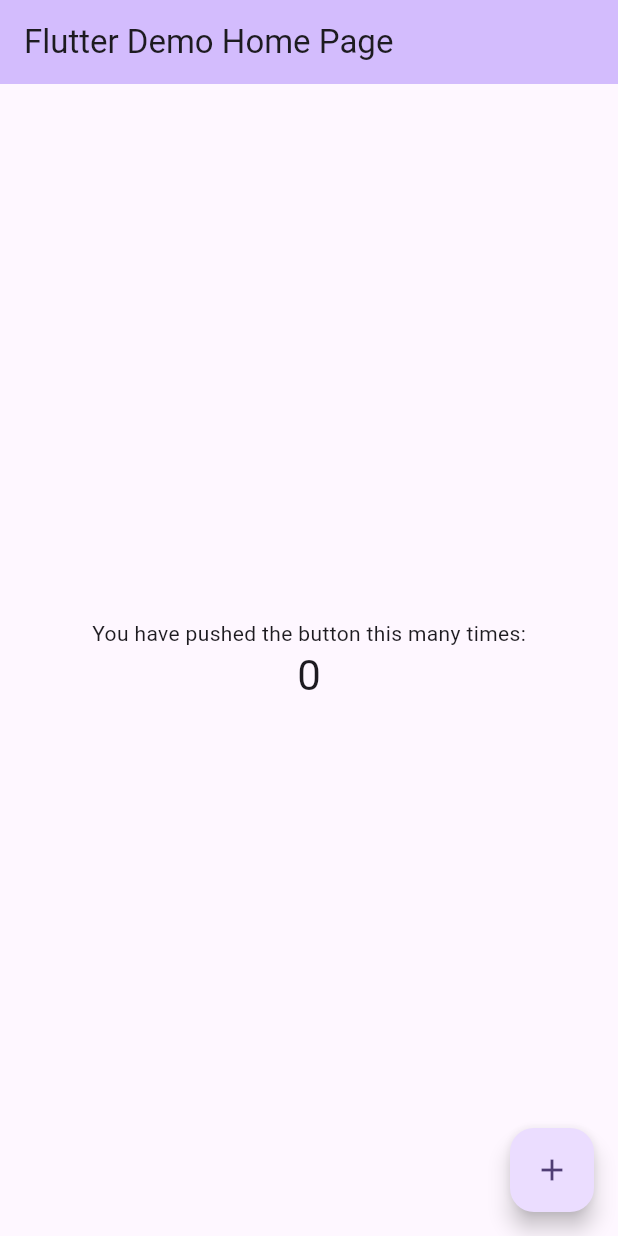
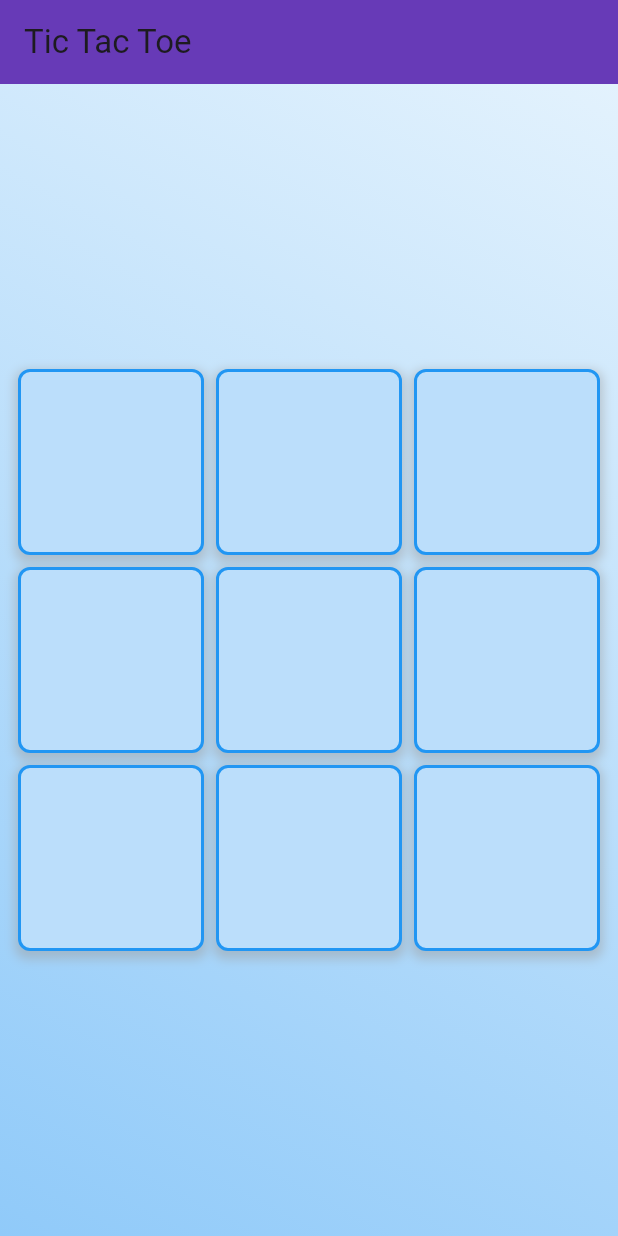
Before and after one commit to Camilleri-Nathan/Tic-Tac-Toe-Flutter, a Flutter app: the screen it shows after launch, on a phone screen of 412 x 824 dp. Run offline on Flutter 3.47's test engine with Material 3 defaults, Android fonts, the phone set to English and light mode, and no system bars.

Commit message:
First User Interface
- Basic template modified.
- Added the Game Grid to the centre of the screen.
- First main background added.
- Added app bar background for testing.
- Added game_screen.dart.
- Added game_board.dart.
- Remove the Template unit test.

```diff
--- a/lib/main.dart
+++ b/lib/main.dart
@@ -1,125 +1,21 @@
 import 'package:flutter/material.dart';
+import 'package:tic_tac_toe_flutter/presentation/screens/game_screen.dart';
 
 void main() {
-  runApp(const MyApp());
+  runApp(const TicTacToeApp());
 }
 
-class MyApp extends StatelessWidget {
-  const MyApp({super.key});
+class TicTacToeApp extends StatelessWidget {
+  const TicTacToeApp({super.key});
 
-  // This widget is the root of your application.
   @override
   Widget build(BuildContext context) {
     return MaterialApp(
-      title: 'Flutter Demo',
+      title: 'Tic Tac Toe',
       theme: ThemeData(
-        // This is the theme of your application.
-        //
-        // TRY THIS: Try running your application with "flutter run". You'll see
-        // the application has a purple toolbar. Then, without quitting the app,
-        // try changing the seedColor in the colorScheme below to Colors.green
-        // and then invoke "hot reload" (save your changes or press the "hot
-        // reload" button in a Flutter-supported IDE, or press "r" if you used
-        // the command line to start the app).
-        //
-        // Notice that the counter didn't reset back to zero; the application
-        // state is not lost during the reload. To reset the state, use hot
-        // restart instead.
-        //
-        // This works for code too, not just values: Most code changes can be
-        // tested with just a hot reload.
-        colorScheme: ColorScheme.fromSeed(seedColor: Colors.deepPurple),
-        useMaterial3: true,
+        primarySwatch: Colors.blue,
       ),
-      home: const MyHomePage(title: 'Flutter Demo Home Page'),
+      home: const GameScreen(),
     );
   }
 }
-
-class MyHomePage extends StatefulWidget {
-  const MyHomePage({super.key, required this.title});
-
-  // This widget is the home page of your application. It is stateful, meaning
-  // that it has a State object (defined below) that contains fields that affect
-  // how it looks.
-
-  // This class is the configuration for the state. It holds the values (in this
-  // case the title) provided by the parent (in this case the App widget) and
-  // used by the build method of the State. Fields in a Widget subclass are
-  // always marked "final".
-
-  final String title;
-
-  @override
-  State<MyHomePage> createState() => _MyHomePageState();
-}
-
-class _MyHomePageState extends State<MyHomePage> {
-  int _counter = 0;
-
-  void _incrementCounter() {
-    setState(() {
-      // This call to setState tells the Flutter framework that something has
-      // changed in this State, which causes it to rerun the build method below
-      // so that the display can reflect the updated values. If we changed
-      // _counter without calling setState(), then the build method would not be
-      // called again, and so nothing would appear to happen.
-      _counter++;
-    });
-  }
-
-  @override
-  Widget build(BuildContext context) {
-    // This method is rerun every time setState is called, for instance as done
-    // by the _incrementCounter method above.
-    //
-    // The Flutter framework has been optimized to make rerunning build methods
-    // fast, so that you can just rebuild anything that needs updating rather
-    // than having to individually change instances of widgets.
-    return Scaffold(
-      appBar: AppBar(
-        // TRY THIS: Try changing the color here to a specific color (to
-        // Colors.amber, perhaps?) and trigger a hot reload to see the AppBar
-        // change color while the other colors stay the same.
-        backgroundColor: Theme.of(context).colorScheme.inversePrimary,
-        // Here we take the value from the MyHomePage object that was created by
-        // the App.build method, and use it to set our appbar title.
-        title: Text(widget.title),
-      ),
-      body: Center(
-        // Center is a layout widget. It takes a single child and positions it
-        // in the middle of the parent.
-        child: Column(
-          // Column is also a layout widget. It takes a list of children and
-          // arranges them vertically. By default, it sizes itself to fit its
-          // children horizontally, and tries to be as tall as its parent.
-          //
-          // Column has various properties to control how it sizes itself and
-          // how it positions its children. Here we use mainAxisAlignment to
-          // center the children vertically; the main axis here is the vertical
-          // axis because Columns are vertical (the cross axis would be
-          // horizontal).
-          //
-          // TRY THIS: Invoke "debug painting" (choose the "Toggle Debug Paint"
-          // action in the IDE, or press "p" in the console), to see the
-          // wireframe for each widget.
-          mainAxisAlignment: MainAxisAlignment.center,
-          children: <Widget>[
-            const Text(
-              'You have pushed the button this many times:',
-            ),
-            Text(
-              '$_counter',
-              style: Theme.of(context).textTheme.headlineMedium,
-            ),
-          ],
-        ),
-      ),
-      floatingActionButton: FloatingActionButton(
-        onPressed: _incrementCounter,
-        tooltip: 'Increment',
-        child: const Icon(Icons.add),
-      ), // This trailing comma makes auto-formatting nicer for build methods.
-    );
-  }
-}
--- /dev/null
+++ b/lib/presentation/screens/game_screen.dart
@@ -0,0 +1,42 @@
+import 'package:flutter/material.dart';
+import 'package:tic_tac_toe_flutter/presentation/widgets/game_board.dart';
+
+class GameScreen extends StatefulWidget {
+  const GameScreen({super.key});
+
+  @override
+  GameScreenState createState() => GameScreenState();
+}
+
+class GameScreenState extends State<GameScreen> {
+  @override
+  Widget build(BuildContext context) {
+    return Scaffold(
+      appBar: AppBar(
+        title: const Text('Tic Tac Toe'),
+        backgroundColor: Colors.deepPurple,
+      ),
+      body: Container(
+        decoration: BoxDecoration(
+          gradient: LinearGradient(
+            begin: Alignment.topRight,
+            end: Alignment.bottomLeft,
+            colors: [
+              Colors.blue[50]!,
+              Colors.blue[200]!,
+            ],
+          ),
+        ),
+        child: Center(
+          child: AspectRatio(
+            aspectRatio: 1,
+            child: Container(
+              padding: const EdgeInsets.all(8.0),
+              child: const GameBoard(),
+            ),
+          ),
+        ),
+      ),
+    );
+  }
+}
--- /dev/null
+++ b/lib/presentation/widgets/game_board.dart
@@ -0,0 +1,40 @@
+import 'package:flutter/material.dart';
+
+class GameBoard extends StatelessWidget {
+  const GameBoard({super.key});
+
+  @override
+  Widget build(BuildContext context) {
+    return GridView.builder(
+      gridDelegate: const SliverGridDelegateWithFixedCrossAxisCount(
+        crossAxisCount: 3,
+      ),
+      itemCount: 9,
+      itemBuilder: (context, index) {
+        return GridTile(
+          child: Container(
+            margin: const EdgeInsets.all(4.0), // Ajoute un peu d'espace entre les cases
+            decoration: BoxDecoration(
+              color: Colors.blue[100], // Couleur de fond de chaque case
+              border: Border.all(color: Colors.blue, width: 2.0), // Bordure des cases
+              borderRadius: BorderRadius.circular(8), // Coins arrondis
+              boxShadow: [
+                // Ajoute une ombre pour un effet 3D léger
+                BoxShadow(
+                  color: Colors.grey.withOpacity(0.5),
+                  spreadRadius: 2,
+                  blurRadius: 5,
+                  offset: const Offset(0, 3),
+                ),
+              ],
+            ),
+            child: const Center(
+                // TODO LOGIC X O
+                ),
+          ),
+        );
+      },
+      physics: const NeverScrollableScrollPhysics(), // Ajoutez ceci pour empêcher le défilement
+    );
+  }
+}
```
Also changed, not shown: 1 other file.
